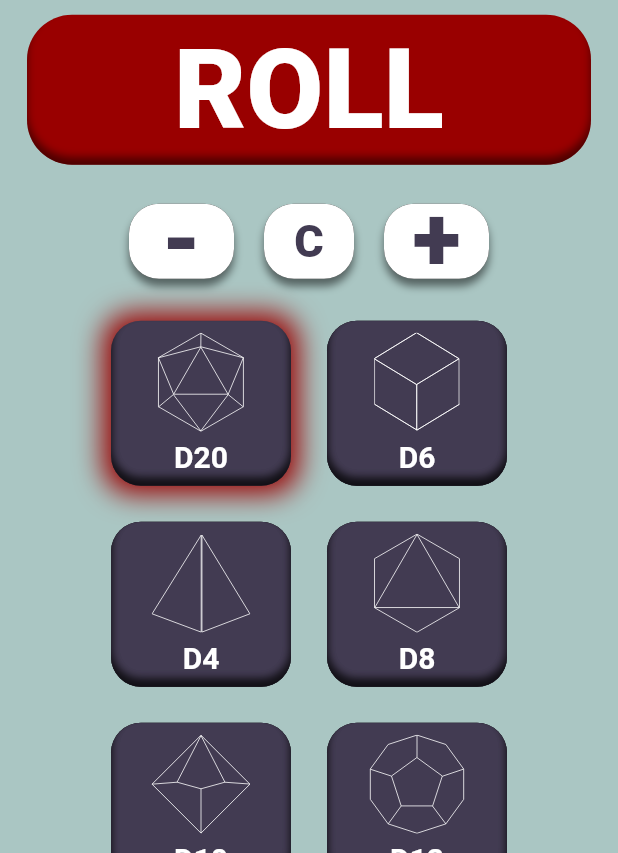
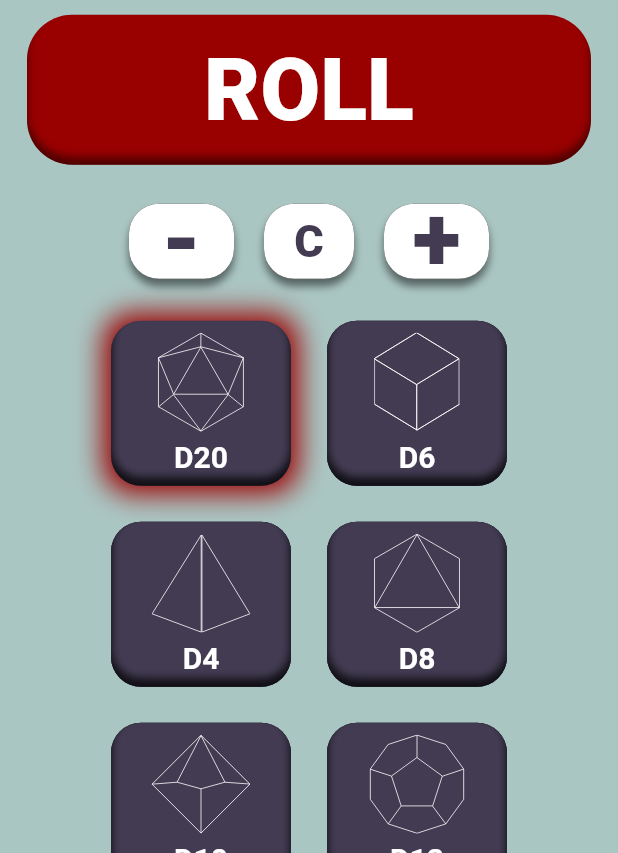
Before and after one commit to dompetriella/simple_roller, a Flutter app: the screen it shows after launch, on a phone screen of 412 x 824 dp, the part 383-1236 px from its top. Run offline on Flutter 3.47's test engine with Material 2 defaults, Android fonts, the phone set to English and light mode, and no system bars; our stand-ins replace firebase_core, flutter_inset_box_shadow, flutter_riverpod, flutter_svg; accounts and stored records are empty.

Commit message:
fix some size jank and add version

```diff
--- a/lib/components/display.dart
+++ b/lib/components/display.dart
@@ -23,7 +23,7 @@ class Display extends ConsumerWidget {
     var screenHeight = MediaQuery.of(context).size.height;
     var screenWidth = MediaQuery.of(context).size.width;
     return Container(
-      constraints: BoxConstraints(minHeight: 200),
+      constraints: BoxConstraints(minHeight: 100),
       decoration: BoxDecoration(
           color: ref.watch(themeProvider).numberDisplayBgColor,
           borderRadius: BorderRadius.all(Radius.circular(
--- a/lib/components/drawer/themes_bar.dart
+++ b/lib/components/drawer/themes_bar.dart
@@ -74,7 +74,8 @@ class ThemesBar extends ConsumerWidget {
                     flex: 4,
                     child: Container(
                         decoration: BoxDecoration(
-                            borderRadius: BorderRadius.all(Radius.circular(15)),
+                            borderRadius: BorderRadius.all(Radius.circular(
+                                ref.watch(themeProvider).themeBarBorderRadius)),
                             color: ref.watch(themeProvider).drawerThemesBg,
                             boxShadow: [
                               ref.watch(themeProvider).columnShadow,
--- a/lib/components/roll_button.dart
+++ b/lib/components/roll_button.dart
@@ -107,7 +107,7 @@ class RollButton extends ConsumerWidget {
         },
         child: Container(
           width: screenWidth,
-          height: 100,
+          constraints: BoxConstraints(minHeight: 100),
           decoration: BoxDecoration(
               color: ref.watch(themeProvider).rollButtonBgColor,
               borderRadius: BorderRadius.all(Radius.circular(
@@ -120,7 +120,7 @@ class RollButton extends ConsumerWidget {
               child: Text(
             "ROLL",
             style: TextStyle(
-                fontSize: MediaQuery.of(context).size.height * 0.09,
+                fontSize: MediaQuery.of(context).size.height * 0.07,
                 color: ref.watch(themeProvider).rollButtonTextColor,
                 fontWeight: FontWeight.w900),
           )),
--- a/lib/models/theme.dart
+++ b/lib/models/theme.dart
@@ -47,6 +47,7 @@ class AppTheme {
   final Color drawerColumnContentBg;
   final Color drawerColumnTextColor;
   final Color drawerThemesBg;
+  final double themeBarBorderRadius;
   final Color drawerHistorySliverBg;
   final Color drawerHistorySliverTextColor;
   final BoxShadow drawerHistorySliverOutline;
@@ -73,6 +74,7 @@ class AppTheme {
       this.drawerThemesBg = Colors.white,
       this.drawerNegativeSpace = Colors.white,
       this.drawerBorderRadius = 20,
+      this.themeBarBorderRadius = 15,
       this.drawerHistorySliverTextColor = Colors.black,
       this.drawerColumnContentBg = Colors.white,
       this.drawerHistorySliverOutline = const BoxShadow(
--- a/lib/themes.dart
+++ b/lib/themes.dart
@@ -222,6 +222,7 @@ AppTheme abyssal = AppTheme(
     multiplierBgColor: Colors.black,
     numberDisplayTextColor: Colors.white,
     drawerThemesBg: Colors.white,
+    themeBarBorderRadius: 0,
     drawerHistorySliverTextColor: Colors.white,
     drawerColumnContentBg: Colors.black,
     drawerHistorySliverOutline: BoxShadow(
--- /dev/null
+++ b/lib/version.dart
@@ -0,0 +1,5 @@
+import 'package:flutter_riverpod/flutter_riverpod.dart';
+
+final themeProvider = StateProvider<String>((ref) {
+  return 'v0.2.0';
+});
```
